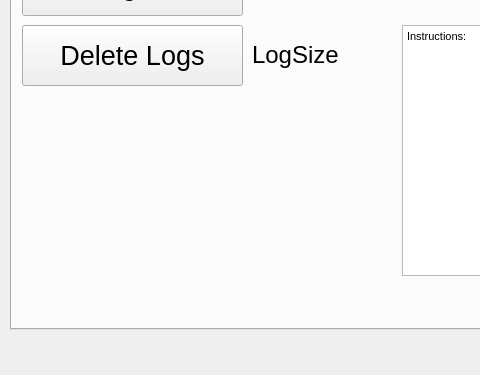
Qt form RECODED/untitled.ui (Cranbaerry/A.R.E.S) before a commit; both pictures show x 0 to 480 and y 141 to 516 of the 1067 by 516 pixel window.
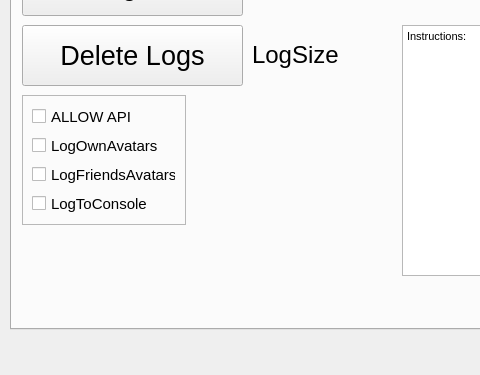
The same form after that commit. The open tabs and pages were chosen to show the change.

Diff of the .ui file:
```diff
--- a/RECODED/untitled.ui
+++ b/RECODED/untitled.ui
@@ -510,6 +510,72 @@
 &lt;p style=&quot; margin-top:0px; margin-bottom:0px; margin-left:0px; margin-right:0px; -qt-block-indent:0; text-indent:0px;&quot;&gt;Instructions:&lt;/p&gt;&lt;/body&gt;&lt;/html&gt;</string>
       </property>
      </widget>
+     <widget class="QFrame" name="frame_3">
+      <property name="geometry">
+       <rect>
+        <x>10</x>
+        <y>200</y>
+        <width>164</width>
+        <height>130</height>
+       </rect>
+      </property>
+      <property name="frameShape">
+       <enum>QFrame::StyledPanel</enum>
+      </property>
+      <property name="frameShadow">
+       <enum>QFrame::Raised</enum>
+      </property>
+      <layout class="QVBoxLayout" name="verticalLayout_3">
+       <item>
+        <widget class="QCheckBox" name="apibox">
+         <property name="font">
+          <font>
+           <pointsize>11</pointsize>
+          </font>
+         </property>
+         <property name="text">
+          <string>ALLOW API</string>
+         </property>
+        </widget>
+       </item>
+       <item>
+        <widget class="QCheckBox" name="LogOwnAvatarsbox">
+         <property name="font">
+          <font>
+           <pointsize>11</pointsize>
+          </font>
+         </property>
+         <property name="text">
+          <string>LogOwnAvatars</string>
+         </property>
+        </widget>
+       </item>
+       <item>
+        <widget class="QCheckBox" name="LogFriendsAvatarsbox">
+         <property name="font">
+          <font>
+           <pointsize>11</pointsize>
+          </font>
+         </property>
+         <property name="text">
+          <string>LogFriendsAvatars</string>
+         </property>
+        </widget>
+       </item>
+       <item>
+        <widget class="QCheckBox" name="LogToConsolebox">
+         <property name="font">
+          <font>
+           <pointsize>11</pointsize>
+          </font>
+         </property>
+         <property name="text">
+          <string>LogToConsole</string>
+         </property>
+        </widget>
+       </item>
+      </layout>
+     </widget>
     </widget>
    </widget>
   </widget>
```
Left out of the diff: 4 changed lines with no effect on the pictures.
